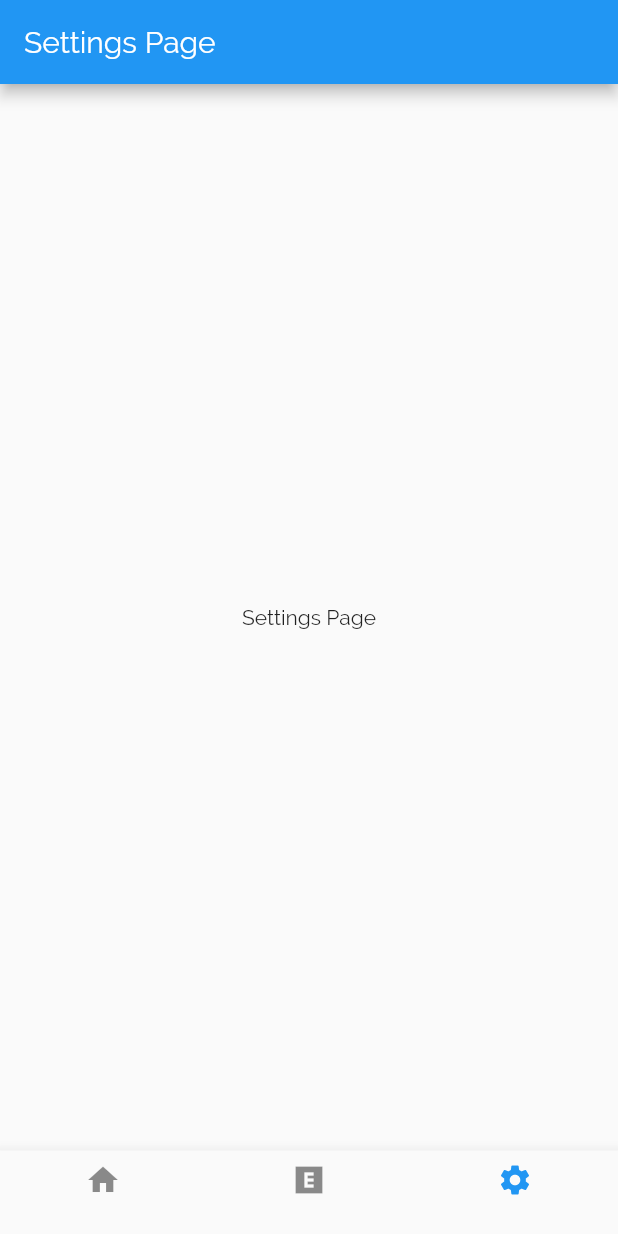
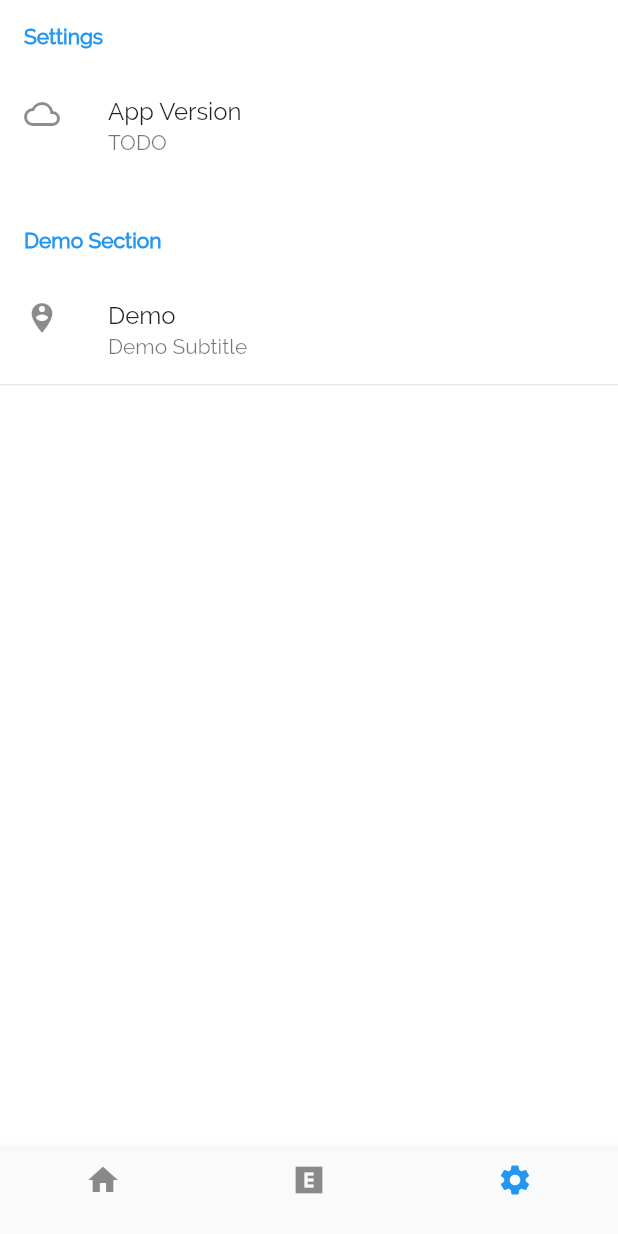
Before and after one commit to leoalbalah/FlutterStarterKit, a Flutter app: the screen it shows after launch, item 3 of the bottom bar chosen, on a phone screen of 412 x 824 dp. Run offline on Flutter 3.47's test engine with Material 2 defaults, Android fonts, the light colour scheme and no system bars.

Commit message:
Created Settings

```diff
--- a/lib/logic/globals/Colors.dart
+++ b/lib/logic/globals/Colors.dart
@@ -2,4 +2,5 @@ import 'package:flutter/cupertino.dart';
 import 'package:flutter/material.dart';
 
 Color xBlue = Colors.blue;
+Color xWhite = Colors.white;
 Color xBlackLight = Colors.black45;
--- a/lib/ui/pages/SettingsPage.dart
+++ b/lib/ui/pages/SettingsPage.dart
@@ -1,5 +1,10 @@
 import 'package:flutter/material.dart';
 import 'package:flutterstarterkit/logic/globals/Texts.dart';
+import 'package:flutterstarterkit/logic/providers/MyProvider.dart';
+import 'package:flutterstarterkit/ui/widgets/SettingsList.dart';
+import 'package:flutterstarterkit/ui/widgets/SettingsSection.dart';
+import 'package:flutterstarterkit/ui/widgets/SettingsTile.dart';
+import 'package:provider/provider.dart';
 
 class SettingsPage extends StatefulWidget {
   SettingsPage({Key key}) : super(key: key);
@@ -11,15 +16,34 @@ class SettingsPage extends StatefulWidget {
 class _MySettingsPageState extends State<SettingsPage> {
   @override
   Widget build(BuildContext context) {
-    return Scaffold(
-      appBar: AppBar(
-        title: Text(xSettings),
-      ),
-      body: Center(
-        child: Text(
-          'Settings Page',
-        ),
-      ),
-    );
+    var myProvider = Provider.of<MyProvider>(context);
+    return WillPopScope(
+        onWillPop: () async {
+          //TODO
+        },
+        child: SettingsList(
+          sections: [
+            SettingsSection(
+              title: "Settings",
+              tiles: [
+                SettingsTile(
+                  title: "App Version",
+                  subtitle: "TODO",
+                  leading: Icon(Icons.cloud_queue),
+                ),
+              ],
+            ),
+            SettingsSection(
+              title: "Demo Section",
+              tiles: [
+                SettingsTile(
+                  title: "Demo",
+                  leading: Icon(Icons.person_pin_circle),
+                  subtitle: "Demo Subtitle",
+                ),
+              ],
+            ),
+          ],
+        ));
   }
 }
--- /dev/null
+++ b/lib/ui/widgets/SettingsList.dart
@@ -0,0 +1,37 @@
+import 'package:flutter/material.dart';
+import 'package:flutterstarterkit/logic/globals/Colors.dart';
+import 'package:flutterstarterkit/ui/widgets/SettingsSection.dart';
+
+class SettingsList extends StatelessWidget {
+  final List<SettingsSection> sections;
+
+  const SettingsList({Key key, this.sections}) : super(key: key);
+
+  @override
+  Widget build(BuildContext context) {
+    return Container(
+      color: Theme.of(context).brightness == Brightness.light
+          ? xWhite
+          : Colors.black,
+      child: ListView.builder(
+        itemCount: sections.length,
+        itemBuilder: (context, index) {
+          SettingsSection current = sections[index];
+          SettingsSection futureOne;
+          try {
+            futureOne = sections[index + 1];
+          } catch (e) {}
+
+          // Add divider if title is null
+          if (futureOne != null && futureOne.title != null) {
+            current.showBottomDivider = false;
+            return current;
+          } else {
+            current.showBottomDivider = true;
+            return current;
+          }
+        },
+      ),
+    );
+  }
+}
--- /dev/null
+++ b/lib/ui/widgets/SettingsSection.dart
@@ -0,0 +1,44 @@
+import 'package:flutter/material.dart';
+import 'package:flutter/widgets.dart';
+import 'package:flutterstarterkit/ui/widgets/SettingsTile.dart';
+
+// ignore: must_be_immutable
+class SettingsSection extends StatelessWidget {
+  final String title;
+  final List<SettingsTile> tiles;
+  bool showBottomDivider = false;
+
+  SettingsSection({
+    Key key,
+    this.tiles,
+    this.title,
+  }) : super(key: key);
+
+  @override
+  Widget build(BuildContext context) {
+    return Column(crossAxisAlignment: CrossAxisAlignment.start, children: [
+      title == null
+          ? Container()
+          : Padding(
+              padding: const EdgeInsets.all(16),
+              child: Text(
+                title,
+                style: TextStyle(
+                    color: Theme.of(context).accentColor,
+                    fontWeight: FontWeight.bold),
+              ),
+            ),
+      ListView.separated(
+        physics: NeverScrollableScrollPhysics(),
+        shrinkWrap: true,
+        itemCount: tiles.length,
+        separatorBuilder: (BuildContext context, int index) =>
+            Divider(height: 1),
+        itemBuilder: (BuildContext context, int index) {
+          return tiles[index];
+        },
+      ),
+      showBottomDivider ? Divider(height: 1) : Text("")
+    ]);
+  }
+}
--- /dev/null
+++ b/lib/ui/widgets/SettingsTile.dart
@@ -0,0 +1,56 @@
+import 'package:flutter/material.dart';
+import 'package:flutter/widgets.dart';
+
+enum _SettingsTileType { simple, switchTile }
+
+class SettingsTile extends StatelessWidget {
+  final String title;
+  final String subtitle;
+  final Widget leading;
+  final VoidCallback onTap;
+  final Function(bool value) onToggle;
+  final bool switchValue;
+  final _SettingsTileType _tileType;
+
+  const SettingsTile({
+    Key key,
+    @required this.title,
+    this.subtitle,
+    this.leading,
+    this.onTap,
+  })  : _tileType = _SettingsTileType.simple,
+        onToggle = null,
+        switchValue = null,
+        super(key: key);
+
+  const SettingsTile.switchTile({
+    Key key,
+    @required this.title,
+    this.subtitle,
+    this.leading,
+    @required this.onToggle,
+    @required this.switchValue,
+  })  : _tileType = _SettingsTileType.switchTile,
+        onTap = null,
+        super(key: key);
+
+  @override
+  Widget build(BuildContext context) {
+    if (_tileType == _SettingsTileType.switchTile) {
+      return SwitchListTile(
+        secondary: leading,
+        value: switchValue,
+        onChanged: onToggle,
+        title: Text(title),
+        subtitle: subtitle != null ? Text(subtitle) : null,
+      );
+    } else {
+      return ListTile(
+        title: Text(title),
+        subtitle: subtitle != null ? Text(subtitle) : null,
+        leading: leading,
+        onTap: onTap,
+      );
+    }
+  }
+}
```
Also changed, not shown: 1 other file.
